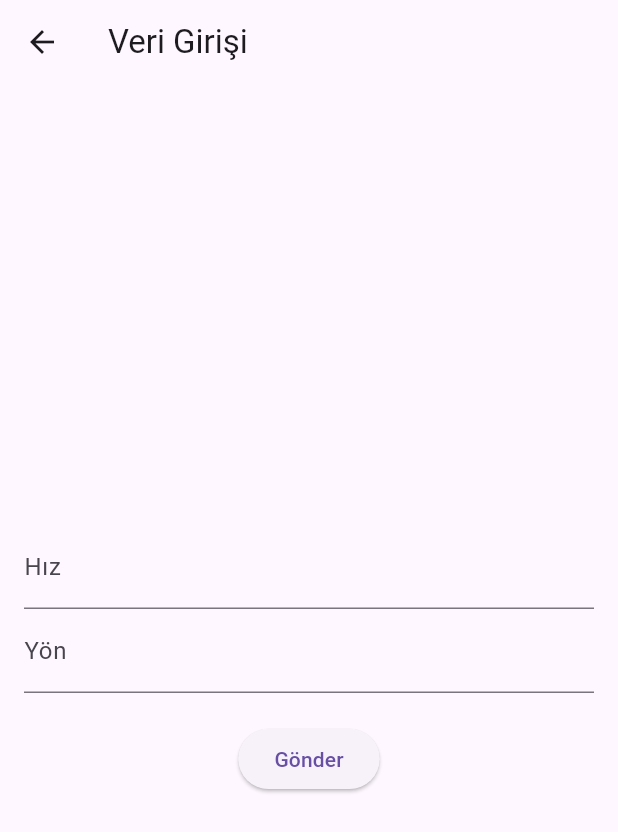
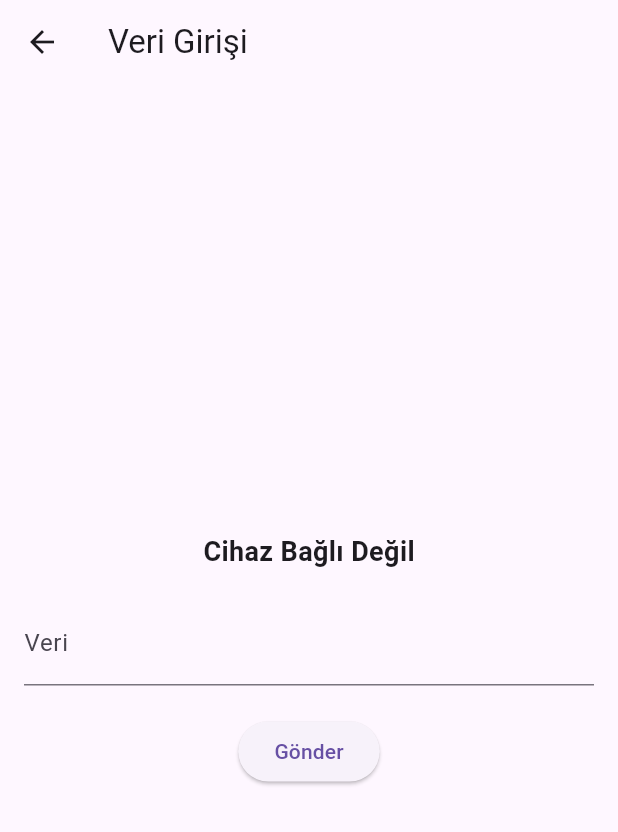
Before and after one commit to beyzasenturk/homojenizator, a Flutter app: the VeriGirisi screen opened directly, after a tap on "Gönder", on a phone screen of 412 x 824 dp. Shown: the top 832 px of the screen. Run offline on Flutter 3.47's test engine with Material 3 defaults, Android fonts, the phone set to English and light mode, and no system bars; our stand-ins replace flutter_bluetooth_serial.

Commit message:
tekli veri gonderme calisiyor

```diff
--- a/lib/verigirisi.dart
+++ b/lib/verigirisi.dart
@@ -5,13 +5,13 @@ import 'dart:typed_data';
 
 class VeriGirisi extends StatelessWidget {
   final BluetoothConnection? bluetoothConnection;
+  final BluetoothDevice? connectedDevice;
 
-  const VeriGirisi({Key? key, this.bluetoothConnection}) : super(key: key);
+  const VeriGirisi({Key? key, this.bluetoothConnection, this.connectedDevice}) : super(key: key);
 
   @override
   Widget build(BuildContext context) {
-    final TextEditingController hizController = TextEditingController();
-    final TextEditingController yonController = TextEditingController();
+    final TextEditingController veriController = TextEditingController();
 
     return Scaffold(
       appBar: AppBar(title: const Text('Veri Girişi')),
@@ -20,22 +20,23 @@ class VeriGirisi extends StatelessWidget {
         child: Column(
           mainAxisAlignment: MainAxisAlignment.center,
           children: [
+            Text(
+              connectedDevice != null ? 'Bağlı Cihaz: ${connectedDevice!.name}' : 'Cihaz Bağlı Değil',
+              style: const TextStyle(fontSize: 18, fontWeight: FontWeight.bold),
+            ),
+            const SizedBox(height: 20),
             TextField(
-              controller: hizController,
-              decoration: const InputDecoration(labelText: 'Hız'),
-            ),
-            TextField(
-              controller: yonController,
-              decoration: const InputDecoration(labelText: 'Yön'),
+              controller: veriController,
+              decoration: const InputDecoration(labelText: 'Veri'),
             ),
             const SizedBox(height: 20),
             ElevatedButton(
               onPressed: () {
-                String hiz = hizController.text;
-                String yon = yonController.text;
-
                 if (bluetoothConnection != null && bluetoothConnection!.isConnected) {
-                  bluetoothConnection!.output.add(Uint8List.fromList(utf8.encode('$hiz,$yon\n')));
+                  bluetoothConnection!.output.add(Uint8List.fromList(utf8.encode('e')));
+                  print('Veri gönderildi: d');
+                } else {
+                  print('Cihaz bağlı değil');
                 }
               },
               child: const Text('Gönder'),
```
Also changed, not shown: lib/bluetooth.dart (+56 -3 lines), 2 other files.
